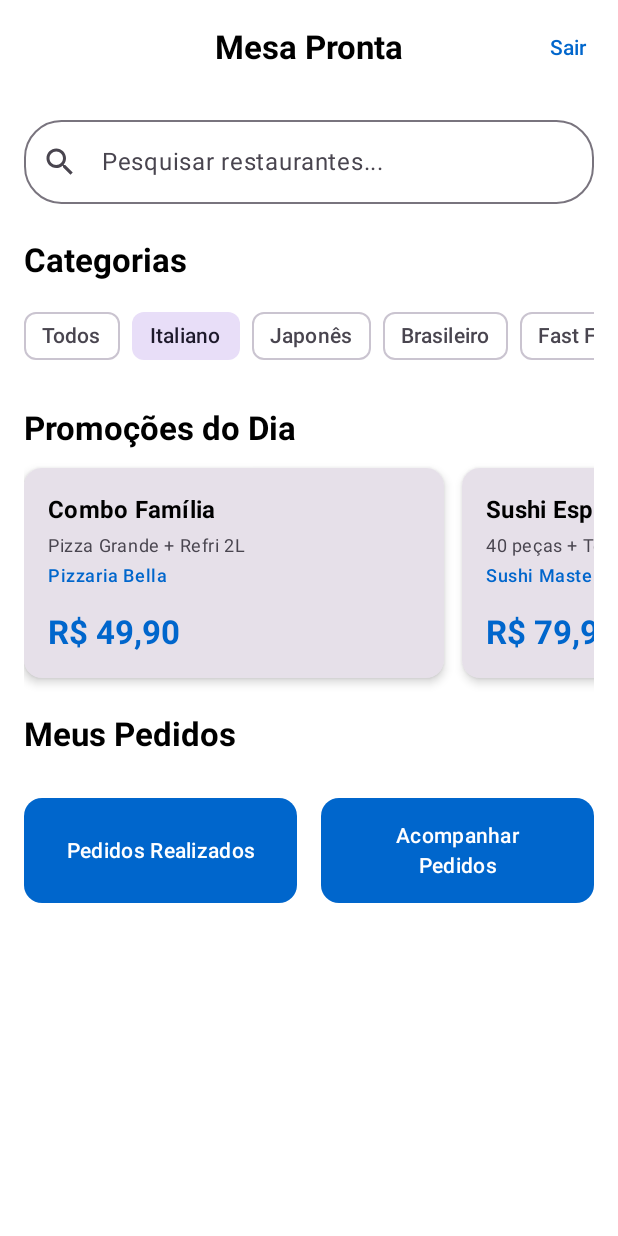
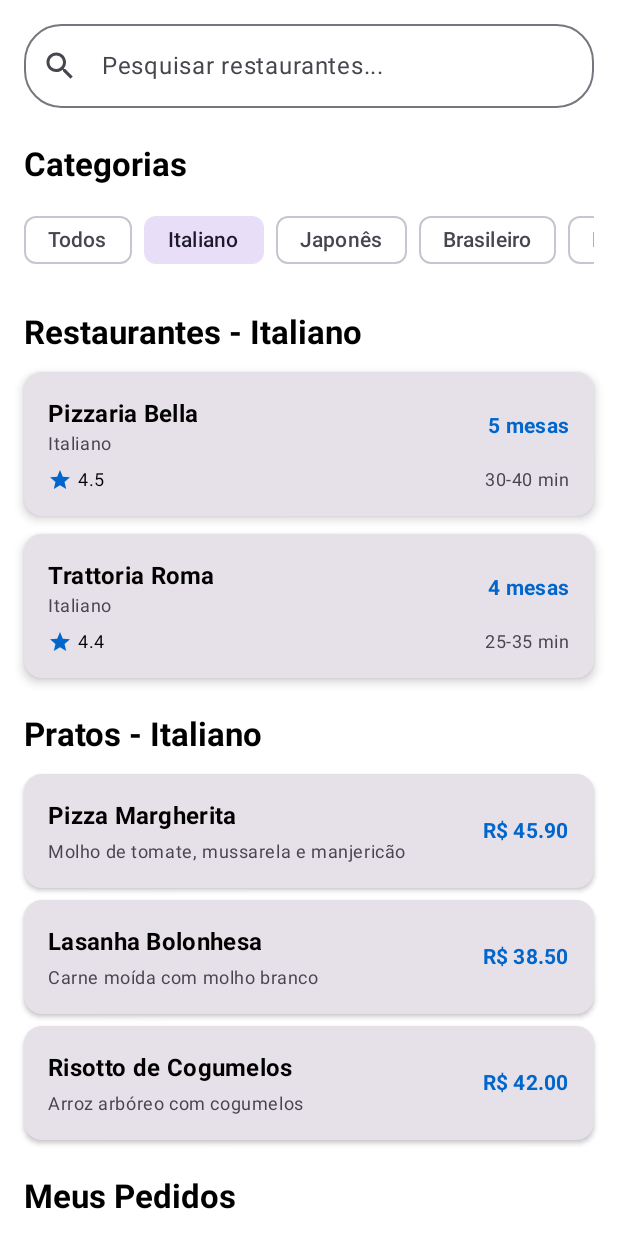
Before and after one commit to Wesleytech22/Mesa-Pronta, an Android app built with Jetpack Compose: the composable HomeScreen shown on its own in the app's theme, after a tap on "Italiano", on a phone screen of 412 x 824 dp. Run offline under Robolectric (Android 15) with nearby library versions, the phone set to English and light mode, and no system bars.

Commit message:
Fix: :bug: fixed the homescreen

```diff
--- /dev/null
+++ b/app/src/main/java/com/mesapronta/app/model/Category.kt
@@ -0,0 +1,6 @@
+package com.mesapronta.app.model
+
+data class Category(
+    val id: Int,
+    val name: String
+)
--- a/app/src/main/java/com/mesapronta/app/model/Restaurant.kt
+++ b/app/src/main/java/com/mesapronta/app/model/Restaurant.kt
@@ -7,5 +7,5 @@ data class Restaurant(
     val type: String,
     val rating: Float,
     val deliveryTime: String,
-    val imageUrl: String? = null
+    val availableTables: Int
 )
--- a/app/src/main/java/com/mesapronta/app/ui/screen/HomeScreen.kt
+++ b/app/src/main/java/com/mesapronta/app/ui/screen/HomeScreen.kt
@@ -4,18 +4,16 @@ import androidx.compose.foundation.layout.*
 import androidx.compose.foundation.lazy.LazyRow
 import androidx.compose.foundation.lazy.items
 import androidx.compose.foundation.rememberScrollState
-import androidx.compose.foundation.shape.RoundedCornerShape
 import androidx.compose.foundation.verticalScroll
 import androidx.compose.material.icons.Icons
 import androidx.compose.material.icons.filled.Search
+import androidx.compose.material.icons.filled.Star
 import androidx.compose.material3.*
 import androidx.compose.runtime.*
 import androidx.compose.ui.Alignment
 import androidx.compose.ui.Modifier
-import androidx.compose.ui.draw.clip
 import androidx.compose.ui.text.font.FontWeight
 import androidx.compose.ui.unit.dp
-import com.mesapronta.app.model.Promotion
 
 @OptIn(ExperimentalMaterial3Api::class)
 @Composable
@@ -27,62 +25,11 @@ fun HomeScreen(
     var searchText by remember { mutableStateOf("") }
     var selectedCategory by remember { mutableStateOf("Todos") }
 
-    val restaurantTypes = listOf(
-        "Todos",
-        "Italiano",
-        "Japonês",
-        "Brasileiro",
-        "Fast Food",
-        "Churrascaria",
-        "Vegetariano",
-        "Frutos do Mar"
-    )
+    val categories = listOf("Todos", "Italiano", "Japonês", "Brasileiro", "Fast Food", "Churrascaria", "Vegetariano", "Frutos do Mar")
 
-    val promotions = listOf(
-        Promotion(
-            id = 1,
-            title = "Combo Família",
-            description = "Pizza Grande + Refri 2L",
-            price = "R$ 49,90",
-            restaurant = "Pizzaria Bella"
-        ),
-        Promotion(
-            id = 2,
-            title = "Sushi Especial",
-            description = "40 peças + Temaki",
-            price = "R$ 79,90",
-            restaurant = "Sushi Master"
-        ),
-        Promotion(
-            id = 3,
-            title = "Churrasco Completo",
-            description = "Rodízio + Bebida",
-            price = "R$ 89,90",
-            restaurant = "Churrascaria Gaúcha"
-        )
-    )
-
-    Scaffold(
-        topBar = {
-            CenterAlignedTopAppBar(
-                title = {
-                    Text(
-                        "Mesa Pronta",
-                        fontWeight = FontWeight.Bold
-                    )
-                },
-                actions = {
-                    TextButton(onClick = onLogout) {
-                        Text("Sair")
-                    }
-                }
-            )
-        }
-    ) { paddingValues ->
     Column(
         modifier = Modifier
             .fillMaxSize()
-                .padding(paddingValues)
             .verticalScroll(rememberScrollState())
     ) {
         // Barra de Pesquisa
@@ -96,10 +43,10 @@ fun HomeScreen(
             modifier = Modifier
                 .fillMaxWidth()
                 .padding(16.dp),
-                shape = RoundedCornerShape(25.dp)
+            shape = androidx.compose.foundation.shape.RoundedCornerShape(25.dp)
         )
 
-            // Seção: Tipos de Restaurante
+        // Seção: Categorias
         Text(
             text = "Categorias",
             style = MaterialTheme.typography.titleLarge,
@@ -111,35 +58,116 @@ fun HomeScreen(
             modifier = Modifier.padding(horizontal = 16.dp),
             horizontalArrangement = Arrangement.spacedBy(8.dp)
         ) {
-                items(restaurantTypes) { type ->
-                    val selected = type == selectedCategory
-                    InputChip(
-                        selected = selected,
-                        onClick = { selectedCategory = type },
-                        label = { Text(type) },
-                        modifier = Modifier
+            items(categories) { category ->
+                FilterChip(
+                    selected = category == selectedCategory,
+                    onClick = { selectedCategory = category },
+                    label = { Text(category) }
                 )
             }
         }
 
-            // Seção: Promoções do Dia
+        // Seção: Restaurantes da Categoria Selecionada
         Text(
-                text = "Promoções do Dia",
+            text = "Restaurantes - $selectedCategory",
             style = MaterialTheme.typography.titleLarge,
             fontWeight = FontWeight.Bold,
             modifier = Modifier.padding(start = 16.dp, top = 24.dp, bottom = 12.dp)
         )
 
-            LazyRow(
+        // Restaurantes de exemplo
+        Column(
             modifier = Modifier.padding(horizontal = 16.dp),
-                horizontalArrangement = Arrangement.spacedBy(12.dp)
+            verticalArrangement = Arrangement.spacedBy(12.dp)
         ) {
-                items(promotions) { promotion ->
-                    PromotionCard(promotion = promotion)
+            when (selectedCategory) {
+                "Todos" -> {
+                    RestaurantItem("Pizzaria Bella", "Italiano", 4.5f, 5, "30-40 min")
+                    RestaurantItem("Sushi Master", "Japonês", 4.8f, 3, "25-35 min")
+                    RestaurantItem("Sabores do Brasil", "Brasileiro", 4.3f, 8, "35-45 min")
+                    RestaurantItem("Burger House", "Fast Food", 4.2f, 6, "20-30 min")
+                }
+                "Italiano" -> {
+                    RestaurantItem("Pizzaria Bella", "Italiano", 4.5f, 5, "30-40 min")
+                    RestaurantItem("Trattoria Roma", "Italiano", 4.4f, 4, "25-35 min")
+                }
+                "Japonês" -> {
+                    RestaurantItem("Sushi Master", "Japonês", 4.8f, 3, "25-35 min")
+                    RestaurantItem("Tokyo Grill", "Japonês", 4.3f, 5, "30-40 min")
+                }
+                "Brasileiro" -> {
+                    RestaurantItem("Sabores do Brasil", "Brasileiro", 4.3f, 8, "35-45 min")
+                }
+                "Fast Food" -> {
+                    RestaurantItem("Burger House", "Fast Food", 4.2f, 6, "20-30 min")
+                }
+                "Churrascaria" -> {
+                    RestaurantItem("Churrascaria Gaúcha", "Churrascaria", 4.7f, 4, "40-50 min")
+                }
+                "Vegetariano" -> {
+                    RestaurantItem("Verde Vida", "Vegetariano", 4.4f, 7, "25-35 min")
+                }
+                "Frutos do Mar" -> {
+                    RestaurantItem("Mar & Cia", "Frutos do Mar", 4.6f, 2, "30-40 min")
+                }
             }
         }
 
-            // Seção: Ações Rápidas
+        // Seção: Pratos da Categoria Selecionada
+        Text(
+            text = "Pratos - $selectedCategory",
+            style = MaterialTheme.typography.titleLarge,
+            fontWeight = FontWeight.Bold,
+            modifier = Modifier.padding(start = 16.dp, top = 24.dp, bottom = 12.dp)
+        )
+
+        // Pratos de exemplo
+        Column(
+            modifier = Modifier.padding(horizontal = 16.dp),
+            verticalArrangement = Arrangement.spacedBy(8.dp)
+        ) {
+            when (selectedCategory) {
+                "Todos" -> {
+                    DishItem("Pizza Margherita", "Molho de tomate, mussarela e manjericão", 45.90)
+                    DishItem("Sushi Salmão", "Salmão fresco com arroz", 32.50)
+                    DishItem("Feijoada", "Feijão preto com carne de porco", 35.00)
+                    DishItem("Hambúrguer Artesanal", "Carne 180g com queijo cheddar", 24.90)
+                }
+                "Italiano" -> {
+                    DishItem("Pizza Margherita", "Molho de tomate, mussarela e manjericão", 45.90)
+                    DishItem("Lasanha Bolonhesa", "Carne moída com molho branco", 38.50)
+                    DishItem("Risotto de Cogumelos", "Arroz arbóreo com cogumelos", 42.00)
+                }
+                "Japonês" -> {
+                    DishItem("Sushi Salmão", "Salmão fresco com arroz", 32.50)
+                    DishItem("Temaki Atum", "Cone de alga com atum", 28.90)
+                    DishItem("Yakissoba", "Macarrão com legumes e carne", 36.00)
+                }
+                "Brasileiro" -> {
+                    DishItem("Feijoada", "Feijão preto com carne de porco", 35.00)
+                    DishItem("Picanha", "Corte nobre da carne bovina", 89.90)
+                    DishItem("Moqueca de Peixe", "Peixe cozido com leite de coco", 55.00)
+                }
+                "Fast Food" -> {
+                    DishItem("Hambúrguer Artesanal", "Carne 180g com queijo cheddar", 24.90)
+                    DishItem("Batata Frita", "Porção grande com ketchup", 12.00)
+                }
+                "Churrascaria" -> {
+                    DishItem("Picanha na Chapa", "Acompanha farofa e vinagrete", 79.90)
+                    DishItem("Costela Bovino", "Costela assada lentamente", 65.00)
+                }
+                "Vegetariano" -> {
+                    DishItem("Salada Caesar", "Alface, croutons e molho caesar", 22.90)
+                    DishItem("Quibe de Abóbora", "Quibe assado com abóbora", 18.50)
+                }
+                "Frutos do Mar" -> {
+                    DishItem("Camarão alho e óleo", "Camarão temperado com alho", 48.90)
+                    DishItem("Polenta com lula", "Lula frita com polenta cremosa", 42.00)
+                }
+            }
+        }
+
+        // Seção: Botões de Ação
         Text(
             text = "Meus Pedidos",
             style = MaterialTheme.typography.titleLarge,
@@ -153,92 +181,132 @@ fun HomeScreen(
                 .padding(16.dp),
             horizontalArrangement = Arrangement.spacedBy(16.dp)
         ) {
-                ActionButton(
-                    text = "Pedidos Realizados",
+            Button(
                 onClick = onOrdersClick,
                 modifier = Modifier.weight(1f)
-                )
+            ) {
+                Text("Pedidos Realizados")
+            }
 
-                ActionButton(
-                    text = "Acompanhar Pedidos",
+            Button(
                 onClick = onTrackOrdersClick,
                 modifier = Modifier.weight(1f)
-                )
+            ) {
+                Text("Acompanhar Pedidos")
+            }
+        }
+
+        // Botão Sair
+        Button(
+            onClick = onLogout,
+            modifier = Modifier
+                .fillMaxWidth()
+                .padding(16.dp)
+        ) {
+            Text("Sair")
         }
 
         Spacer(modifier = Modifier.height(16.dp))
     }
 }
-}
 
 @Composable
-fun PromotionCard(promotion: Promotion) {
+fun RestaurantItem(name: String, type: String, rating: Float, tables: Int, deliveryTime: String) {
     Card(
-        modifier = Modifier
-            .width(280.dp)
-            .height(140.dp),
-        elevation = CardDefaults.cardElevation(defaultElevation = 4.dp),
-        shape = RoundedCornerShape(12.dp)
+        elevation = CardDefaults.cardElevation(defaultElevation = 4.dp)
     ) {
         Column(
             modifier = Modifier
-                .fillMaxSize()
-                .padding(16.dp),
-            verticalArrangement = Arrangement.SpaceBetween
+                .fillMaxWidth()
+                .padding(16.dp)
+        ) {
+            Row(
+                verticalAlignment = Alignment.CenterVertically,
+                horizontalArrangement = Arrangement.SpaceBetween,
+                modifier = Modifier.fillMaxWidth()
             ) {
                 Column {
                     Text(
-                    text = promotion.title,
+                        text = name,
                         style = MaterialTheme.typography.titleMedium,
                         fontWeight = FontWeight.Bold
                     )
-                Spacer(modifier = Modifier.height(4.dp))
                     Text(
-                    text = promotion.description,
+                        text = type,
                         style = MaterialTheme.typography.bodySmall,
                         color = MaterialTheme.colorScheme.onSurfaceVariant
                     )
-                Spacer(modifier = Modifier.height(4.dp))
+                }
                 Text(
-                    text = promotion.restaurant,
-                    style = MaterialTheme.typography.bodySmall,
+                    text = "$tables mesas",
+                    style = MaterialTheme.typography.bodyMedium,
                     color = MaterialTheme.colorScheme.primary,
-                    fontWeight = FontWeight.Medium
+                    fontWeight = FontWeight.Bold
                 )
             }
 
+            Spacer(modifier = Modifier.height(8.dp))
+
+            Row(
+                verticalAlignment = Alignment.CenterVertically,
+                horizontalArrangement = Arrangement.SpaceBetween,
+                modifier = Modifier.fillMaxWidth()
+            ) {
+                Row(verticalAlignment = Alignment.CenterVertically) {
+                    Icon(
+                        Icons.Default.Star,
+                        contentDescription = "Rating",
+                        modifier = Modifier.size(16.dp),
+                        tint = MaterialTheme.colorScheme.primary
+                    )
                     Text(
-                text = promotion.price,
-                style = MaterialTheme.typography.titleLarge,
-                fontWeight = FontWeight.Bold,
-                color = MaterialTheme.colorScheme.primary
+                        text = "%.1f".format(rating),
+                        style = MaterialTheme.typography.bodySmall,
+                        modifier = Modifier.padding(start = 4.dp)
                     )
+                }
+                Text(
+                    text = deliveryTime,
+                    style = MaterialTheme.typography.bodySmall,
+                    color = MaterialTheme.colorScheme.onSurfaceVariant
+                )
+            }
         }
     }
 }
 
 @Composable
-fun ActionButton(
-    text: String,
-    onClick: () -> Unit,
-    modifier: Modifier = Modifier
+fun DishItem(name: String, description: String, price: Double) {
+    Card(
+        elevation = CardDefaults.cardElevation(defaultElevation = 2.dp)
     ) {
-    Button(
-        onClick = onClick,
-        modifier = modifier
-            .height(70.dp),
-        shape = RoundedCornerShape(12.dp),
-        colors = ButtonDefaults.buttonColors(
-            containerColor = MaterialTheme.colorScheme.primary,
-            contentColor = MaterialTheme.colorScheme.onPrimary
+        Row(
+            modifier = Modifier
+                .fillMaxWidth()
+                .padding(16.dp),
+            verticalAlignment = Alignment.CenterVertically,
+            horizontalArrangement = Arrangement.SpaceBetween
+        ) {
+            Column(modifier = Modifier.weight(1f)) {
+                Text(
+                    text = name,
+                    style = MaterialTheme.typography.titleMedium,
+                    fontWeight = FontWeight.Bold
                 )
-    ) {
                 Text(
-            text = text,
-            style = MaterialTheme.typography.bodyMedium,
-            fontWeight = FontWeight.Medium,
-            maxLines = 2,
-            textAlign = androidx.compose.ui.text.style.TextAlign.Center
+                    text = description,
+                    style = MaterialTheme.typography.bodySmall,
+                    color = MaterialTheme.colorScheme.onSurfaceVariant,
+                    modifier = Modifier.padding(top = 4.dp)
+                )
+            }
+            Text(
+                text = "R$ %.2f".format(price),
+                style = MaterialTheme.typography.titleSmall,
+                fontWeight = FontWeight.Bold,
+                color = MaterialTheme.colorScheme.primary,
+                modifier = Modifier.padding(start = 16.dp)
             )
         }
     }
+}
--- a/app/src/main/java/com/mesapronta/app/ui/theme/Theme.kt
+++ b/app/src/main/java/com/mesapronta/app/ui/theme/Theme.kt
@@ -4,7 +4,7 @@ import androidx.compose.material3.MaterialTheme
 import androidx.compose.material3.lightColorScheme
 import androidx.compose.runtime.Composable
 
-private val ColorScheme = lightColorScheme(
+private val LightColorScheme = lightColorScheme(
     primary = androidx.compose.ui.graphics.Color(0xFF0066CC),
     secondary = androidx.compose.ui.graphics.Color(0xFF66BB6A),
     background = androidx.compose.ui.graphics.Color(0xFFFFFFFF),
@@ -20,7 +20,7 @@ fun MesaProntaAppTheme(
     content: @Composable () -> Unit
 ) {
     MaterialTheme(
-        colorScheme = ColorScheme,
+        colorScheme = LightColorScheme,
         typography = MaterialTheme.typography,
         content = content
     )
--- a/build.gradle.kts
+++ b/build.gradle.kts
@@ -1,5 +1,4 @@
-// Top-level build file where you can add configuration options common to all sub-projects/modules.
 plugins {
     id("com.android.application") version "8.2.2" apply false
-    id("org.jetbrains.kotlin.android") version "1.9.20" apply false  // Atualizado para 1.9.20
+    id("org.jetbrains.kotlin.android") version "1.9.10" apply false  // Mude para 1.9.10
 }
```
Also changed, not shown: app/build.gradle.kts (+3 -12 lines), app/src/main/java/com/mesapronta/app/MainActivity.kt (+12 -13 lines), app/src/main/java/com/mesapronta/app/model/Dish.kt (added, +10 -0 lines), app/src/main/java/com/mesapronta/app/ui/screen/LoginScreen.kt (+55 -32 lines), app/src/main/res/drawable/logo.png (added), app/src/main/res/drawable/mesa.png (added). Lines whose indentation alone changed are shown as unchanged.
